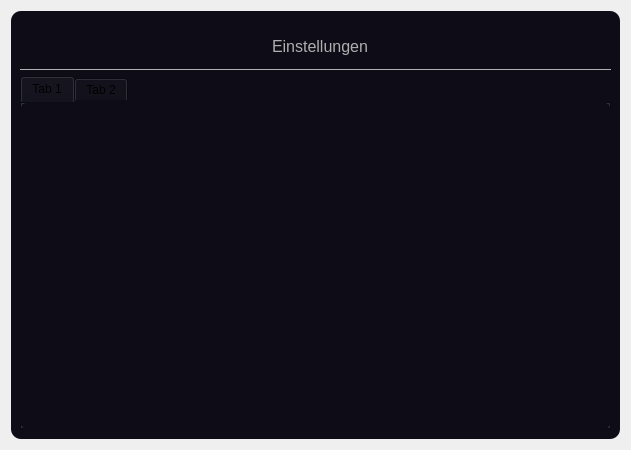
Crizzly57/EncryptData, file settings.ui: the form before one commit.
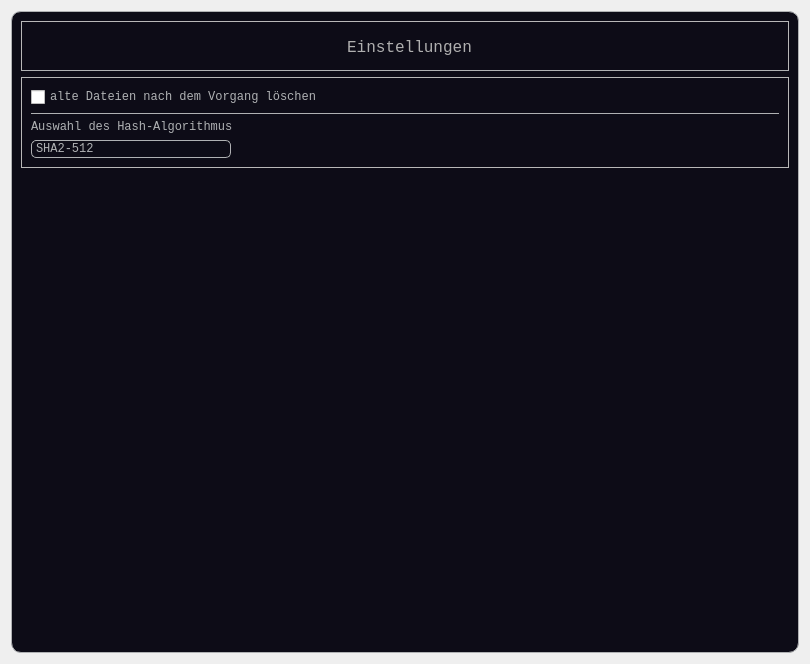
The form after the commit. Icons and pictures are not drawn.

Commit message: added function for show settings dialog edited style of the settings dialog

Patch:
```diff
--- a/settings.ui
+++ b/settings.ui
@@ -6,10 +6,47 @@
    <rect>
     <x>0</x>
     <y>0</y>
-    <width>627</width>
-    <height>450</height>
+    <width>810</width>
+    <height>664</height>
    </rect>
   </property>
+  <property name="palette">
+   <palette>
+    <active>
+     <colorrole role="WindowText">
+      <brush brushstyle="SolidPattern">
+       <color alpha="255">
+        <red>175</red>
+        <green>177</green>
+        <blue>179</blue>
+       </color>
+      </brush>
+     </colorrole>
+    </active>
+    <inactive>
+     <colorrole role="WindowText">
+      <brush brushstyle="SolidPattern">
+       <color alpha="255">
+        <red>175</red>
+        <green>177</green>
+        <blue>179</blue>
+       </color>
+      </brush>
+     </colorrole>
+    </inactive>
+    <disabled>
+     <colorrole role="WindowText">
+      <brush brushstyle="SolidPattern">
+       <color alpha="255">
+        <red>120</red>
+        <green>120</green>
+        <blue>120</blue>
+       </color>
+      </brush>
+     </colorrole>
+    </disabled>
+   </palette>
+  </property>
   <property name="windowTitle">
    <string>Dialog</string>
   </property>
@@ -20,8 +57,47 @@
    <item>
     <widget class="QFrame" name="main_frame">
      <property name="styleSheet">
-      <string notr="true">background-color: rgb(13, 12, 23);
-border-radius: 10px;</string>
+      <string notr="true">QFrame#main_frame{
+	background-color: rgb(13, 12, 23);
+	border-radius: 10px;
+	border: 1px solid;
+	border-color: rgb(175, 177, 179);
+}
+QPushButton{
+	border-radius: 10px;
+}
+QPushButton:hover{
+	background-color: rgb(67, 67, 67);
+}
+QLabel{
+	color: #afb1b3;
+}
+QComboBox{
+	border: 1px solid;
+	border-color: rgb(175, 177, 179);
+	border-radius: 5px;	
+	background-color: rgb(13, 12, 23);
+	color: #afb1b3;
+}
+QComboBox QAbstractItemView {
+	outline: 0px;
+	color: #afb1b3;
+	border: 1px solid gray;
+	selection-background-color: rgba(13, 12, 23, 100);
+	background-color: rgb(13, 12, 23);
+}
+QComboBox::drop-down:button{
+	border: none;
+}
+QComboBox::down-arrow{
+	image: url(:/icons/icons/arrow-down.svg);
+	width: 15px;
+	height: 15px;
+}
+QCheckBox{
+	color: #afb1b3;
+}
+</string>
      </property>
      <property name="frameShape">
       <enum>QFrame::StyledPanel</enum>
@@ -29,8 +105,8 @@
      <property name="frameShadow">
       <enum>QFrame::Raised</enum>
      </property>
-     <layout class="QGridLayout" name="gridLayout">
-      <item row="0" column="0" alignment="Qt::AlignTop">
+     <layout class="QVBoxLayout" name="verticalLayout_2">
+      <item>
        <widget class="QFrame" name="header">
         <property name="minimumSize">
          <size>
@@ -898,6 +974,7 @@
               </property>
               <property name="font">
                <font>
+                <family>Courier New</family>
                 <pointsize>12</pointsize>
                </font>
               </property>
@@ -1890,21 +1967,664 @@
         </layout>
        </widget>
       </item>
-      <item row="1" column="0">
-       <widget class="QTabWidget" name="tabWidget">
-        <property name="currentIndex">
-         <number>0</number>
+      <item alignment="Qt::AlignTop">
+       <widget class="QFrame" name="frame_2">
+        <property name="frameShape">
+         <enum>QFrame::StyledPanel</enum>
         </property>
-        <widget class="QWidget" name="tab">
-         <attribute name="title">
-          <string>Tab 1</string>
-         </attribute>
-        </widget>
-        <widget class="QWidget" name="tab_2">
-         <attribute name="title">
-          <string>Tab 2</string>
-         </attribute>
-        </widget>
+        <property name="frameShadow">
+         <enum>QFrame::Raised</enum>
+        </property>
+        <layout class="QVBoxLayout" name="verticalLayout_3">
+         <item>
+          <widget class="QCheckBox" name="checkBox">
+           <property name="palette">
+            <palette>
+             <active>
+              <colorrole role="WindowText">
+               <brush brushstyle="SolidPattern">
+                <color alpha="255">
+                 <red>175</red>
+                 <green>177</green>
+                 <blue>179</blue>
+                </color>
+               </brush>
+              </colorrole>
+              <colorrole role="Text">
+               <brush brushstyle="SolidPattern">
+                <color alpha="255">
+                 <red>175</red>
+                 <green>177</green>
+                 <blue>179</blue>
+                </color>
+               </brush>
+              </colorrole>
+              <colorrole role="ButtonText">
+               <brush brushstyle="SolidPattern">
+                <color alpha="255">
+                 <red>175</red>
+                 <green>177</green>
+                 <blue>179</blue>
+                </color>
+               </brush>
+              </colorrole>
+              <colorrole role="PlaceholderText">
+               <brush brushstyle="NoBrush">
+                <color alpha="128">
+                 <red>175</red>
+                 <green>177</green>
+                 <blue>179</blue>
+                </color>
+               </brush>
+              </colorrole>
+             </active>
+             <inactive>
+              <colorrole role="WindowText">
+               <brush brushstyle="SolidPattern">
+                <color alpha="255">
+                 <red>175</red>
+                 <green>177</green>
+                 <blue>179</blue>
+                </color>
+               </brush>
+              </colorrole>
+              <colorrole role="Text">
+               <brush brushstyle="SolidPattern">
+                <color alpha="255">
+                 <red>175</red>
+                 <green>177</green>
+                 <blue>179</blue>
+                </color>
+               </brush>
+              </colorrole>
+              <colorrole role="ButtonText">
+               <brush brushstyle="SolidPattern">
+                <color alpha="255">
+                 <red>175</red>
+                 <green>177</green>
+                 <blue>179</blue>
+                </color>
+               </brush>
+              </colorrole>
+              <colorrole role="PlaceholderText">
+               <brush brushstyle="NoBrush">
+                <color alpha="128">
+                 <red>175</red>
+                 <green>177</green>
+                 <blue>179</blue>
+                </color>
+               </brush>
+              </colorrole>
+             </inactive>
+             <disabled>
+              <colorrole role="WindowText">
+               <brush brushstyle="SolidPattern">
+                <color alpha="255">
+                 <red>175</red>
+                 <green>177</green>
+                 <blue>179</blue>
+                </color>
+               </brush>
+              </colorrole>
+              <colorrole role="Text">
+               <brush brushstyle="SolidPattern">
+                <color alpha="255">
+                 <red>175</red>
+                 <green>177</green>
+                 <blue>179</blue>
+                </color>
+               </brush>
+              </colorrole>
+              <colorrole role="ButtonText">
+               <brush brushstyle="SolidPattern">
+                <color alpha="255">
+                 <red>175</red>
+                 <green>177</green>
+                 <blue>179</blue>
+                </color>
+               </brush>
+              </colorrole>
+              <colorrole role="PlaceholderText">
+               <brush brushstyle="NoBrush">
+                <color alpha="128">
+                 <red>175</red>
+                 <green>177</green>
+                 <blue>179</blue>
+                </color>
+               </brush>
+              </colorrole>
+             </disabled>
+            </palette>
+           </property>
+           <property name="font">
+            <font>
+             <family>Courier New</family>
+            </font>
+           </property>
+           <property name="text">
+            <string>alte Dateien nach dem Vorgang löschen</string>
+           </property>
+          </widget>
+         </item>
+         <item>
+          <widget class="Line" name="line_3">
+           <property name="sizePolicy">
+            <sizepolicy hsizetype="Expanding" vsizetype="Fixed">
+             <horstretch>0</horstretch>
+             <verstretch>0</verstretch>
+            </sizepolicy>
+           </property>
+           <property name="minimumSize">
+            <size>
+             <width>591</width>
+             <height>0</height>
+            </size>
+           </property>
+           <property name="maximumSize">
+            <size>
+             <width>16777215</width>
+             <height>1</height>
+            </size>
+           </property>
+           <property name="palette">
+            <palette>
+             <active>
+              <colorrole role="Button">
+               <brush brushstyle="SolidPattern">
+                <color alpha="255">
+                 <red>175</red>
+                 <green>177</green>
+                 <blue>179</blue>
+                </color>
+               </brush>
+              </colorrole>
+              <colorrole role="Base">
+               <brush brushstyle="SolidPattern">
+                <color alpha="255">
+                 <red>175</red>
+                 <green>177</green>
+                 <blue>179</blue>
+                </color>
+               </brush>
+              </colorrole>
+              <colorrole role="Window">
+               <brush brushstyle="SolidPattern">
+                <color alpha="255">
+                 <red>175</red>
+                 <green>177</green>
+                 <blue>179</blue>
+                </color>
+               </brush>
+              </colorrole>
+             </active>
+             <inactive>
+              <colorrole role="Button">
+               <brush brushstyle="SolidPattern">
+                <color alpha="255">
+                 <red>175</red>
+                 <green>177</green>
+                 <blue>179</blue>
+                </color>
+               </brush>
+              </colorrole>
+              <colorrole role="Base">
+               <brush brushstyle="SolidPattern">
+                <color alpha="255">
+                 <red>175</red>
+                 <green>177</green>
+                 <blue>179</blue>
+                </color>
+               </brush>
+              </colorrole>
+              <colorrole role="Window">
+               <brush brushstyle="SolidPattern">
+                <color alpha="255">
+                 <red>175</red>
+                 <green>177</green>
+                 <blue>179</blue>
+                </color>
+               </brush>
+              </colorrole>
+             </inactive>
+             <disabled>
+              <colorrole role="Button">
+               <brush brushstyle="SolidPattern">
+                <color alpha="255">
+                 <red>175</red>
+                 <green>177</green>
+                 <blue>179</blue>
+                </color>
+               </brush>
+              </colorrole>
+              <colorrole role="Base">
+               <brush brushstyle="SolidPattern">
+                <color alpha="255">
+                 <red>175</red>
+                 <green>177</green>
+                 <blue>179</blue>
+                </color>
+               </brush>
+              </colorrole>
+              <colorrole role="Window">
+               <brush brushstyle="SolidPattern">
+                <color alpha="255">
+                 <red>175</red>
+                 <green>177</green>
+                 <blue>179</blue>
+                </color>
+               </brush>
+              </colorrole>
+             </disabled>
+            </palette>
+           </property>
+           <property name="styleSheet">
+            <string notr="true">background-color: rgb(175, 177, 179);</string>
+           </property>
+           <property name="lineWidth">
+            <number>0</number>
+           </property>
+           <property name="midLineWidth">
+            <number>0</number>
+           </property>
+           <property name="orientation">
+            <enum>Qt::Horizontal</enum>
+           </property>
+          </widget>
+         </item>
+         <item>
+          <widget class="QLabel" name="label_3">
+           <property name="maximumSize">
+            <size>
+             <width>16777215</width>
+             <height>30</height>
+            </size>
+           </property>
+           <property name="palette">
+            <palette>
+             <active>
+              <colorrole role="WindowText">
+               <brush brushstyle="SolidPattern">
+                <color alpha="255">
+                 <red>175</red>
+                 <green>177</green>
+                 <blue>179</blue>
+                </color>
+               </brush>
+              </colorrole>
+              <colorrole role="Text">
+               <brush brushstyle="SolidPattern">
+                <color alpha="255">
+                 <red>175</red>
+                 <green>177</green>
+                 <blue>179</blue>
+                </color>
+               </brush>
+              </colorrole>
+              <colorrole role="ButtonText">
+               <brush brushstyle="SolidPattern">
+                <color alpha="255">
+                 <red>175</red>
+                 <green>177</green>
+                 <blue>179</blue>
+                </color>
+               </brush>
+              </colorrole>
+              <colorrole role="PlaceholderText">
+               <brush brushstyle="NoBrush">
+                <color alpha="128">
+                 <red>175</red>
+                 <green>177</green>
+                 <blue>179</blue>
+                </color>
+               </brush>
+              </colorrole>
+             </active>
+             <inactive>
+              <colorrole role="WindowText">
+               <brush brushstyle="SolidPattern">
+                <color alpha="255">
+                 <red>175</red>
+                 <green>177</green>
+                 <blue>179</blue>
+                </color>
+               </brush>
+              </colorrole>
+              <colorrole role="Text">
+               <brush brushstyle="SolidPattern">
+                <color alpha="255">
+                 <red>175</red>
+                 <green>177</green>
+                 <blue>179</blue>
+                </color>
+               </brush>
+              </colorrole>
+              <colorrole role="ButtonText">
+               <brush brushstyle="SolidPattern">
+                <color alpha="255">
+                 <red>175</red>
+                 <green>177</green>
+                 <blue>179</blue>
+                </color>
+               </brush>
+              </colorrole>
+              <colorrole role="PlaceholderText">
+               <brush brushstyle="NoBrush">
+                <color alpha="128">
+                 <red>175</red>
+                 <green>177</green>
+                 <blue>179</blue>
+                </color>
+               </brush>
+              </colorrole>
+             </inactive>
+             <disabled>
+              <colorrole role="WindowText">
+               <brush brushstyle="SolidPattern">
+                <color alpha="255">
+                 <red>175</red>
+                 <green>177</green>
+                 <blue>179</blue>
+                </color>
+               </brush>
+              </colorrole>
+              <colorrole role="Text">
+               <brush brushstyle="SolidPattern">
+                <color alpha="255">
+                 <red>175</red>
+                 <green>177</green>
+                 <blue>179</blue>
+                </color>
+               </brush>
+              </colorrole>
+              <colorrole role="ButtonText">
+               <brush brushstyle="SolidPattern">
+                <color alpha="255">
+                 <red>175</red>
+                 <green>177</green>
+                 <blue>179</blue>
+                </color>
+               </brush>
+              </colorrole>
+              <colorrole role="PlaceholderText">
+               <brush brushstyle="NoBrush">
+                <color alpha="128">
+                 <red>175</red>
+                 <green>177</green>
+                 <blue>179</blue>
+                </color>
+               </brush>
+              </colorrole>
+             </disabled>
+            </palette>
+           </property>
+           <property name="font">
+            <font>
+             <family>Courier New</family>
+            </font>
+           </property>
+           <property name="text">
+            <string>Auswahl des Hash-Algorithmus</string>
+           </property>
+          </widget>
+         </item>
+         <item>
+          <widget class="QComboBox" name="comboBox">
+           <property name="maximumSize">
+            <size>
+             <width>200</width>
+             <height>16777215</height>
+            </size>
+           </property>
+           <property name="palette">
+            <palette>
+             <active>
+              <colorrole role="WindowText">
+               <brush brushstyle="SolidPattern">
+                <color alpha="255">
+                 <red>175</red>
+                 <green>177</green>
+                 <blue>179</blue>
+                </color>
+               </brush>
+              </colorrole>
+              <colorrole role="Button">
+               <brush brushstyle="SolidPattern">
+                <color alpha="255">
+                 <red>13</red>
+                 <green>12</green>
+                 <blue>23</blue>
+                </color>
+               </brush>
+              </colorrole>
+              <colorrole role="Text">
+               <brush brushstyle="SolidPattern">
+                <color alpha="255">
+                 <red>175</red>
+                 <green>177</green>
+                 <blue>179</blue>
+                </color>
+               </brush>
+              </colorrole>
+              <colorrole role="ButtonText">
+               <brush brushstyle="SolidPattern">
+                <color alpha="255">
+                 <red>175</red>
+                 <green>177</green>
+                 <blue>179</blue>
+                </color>
+               </brush>
+              </colorrole>
+              <colorrole role="Base">
+               <brush brushstyle="SolidPattern">
+                <color alpha="255">
+                 <red>13</red>
+                 <green>12</green>
+                 <blue>23</blue>
+                </color>
+               </brush>
+              </colorrole>
+              <colorrole role="Window">
+               <brush brushstyle="SolidPattern">
+                <color alpha="255">
+                 <red>13</red>
+                 <green>12</green>
+                 <blue>23</blue>
+                </color>
+               </brush>
+              </colorrole>
+              <colorrole role="PlaceholderText">
+               <brush brushstyle="NoBrush">
+                <color alpha="128">
+                 <red>175</red>
+                 <green>177</green>
+                 <blue>179</blue>
+                </color>
+               </brush>
+              </colorrole>
+             </active>
+             <inactive>
+              <colorrole role="WindowText">
+               <brush brushstyle="SolidPattern">
+                <color alpha="255">
+                 <red>175</red>
+                 <green>177</green>
+                 <blue>179</blue>
+                </color>
+               </brush>
+              </colorrole>
+              <colorrole role="Button">
+               <brush brushstyle="SolidPattern">
+                <color alpha="255">
+                 <red>13</red>
+                 <green>12</green>
+                 <blue>23</blue>
+                </color>
+               </brush>
+              </colorrole>
+              <colorrole role="Text">
+               <brush brushstyle="SolidPattern">
+                <color alpha="255">
+                 <red>175</red>
+                 <green>177</green>
+                 <blue>179</blue>
+                </color>
+               </brush>
+              </colorrole>
+              <colorrole role="ButtonText">
+               <brush brushstyle="SolidPattern">
+                <color alpha="255">
+                 <red>175</red>
+                 <green>177</green>
+                 <blue>179</blue>
+                </color>
+               </brush>
+              </colorrole>
+              <colorrole role="Base">
+               <brush brushstyle="SolidPattern">
+                <color alpha="255">
+                 <red>13</red>
+                 <green>12</green>
+                 <blue>23</blue>
+                </color>
+               </brush>
+              </colorrole>
+              <colorrole role="Window">
+               <brush brushstyle="SolidPattern">
+                <color alpha="255">
+                 <red>13</red>
+                 <green>12</green>
+                 <blue>23</blue>
+                </color>
+               </brush>
+              </colorrole>
+              <colorrole role="PlaceholderText">
+               <brush brushstyle="NoBrush">
+                <color alpha="128">
+                 <red>175</red>
+                 <green>177</green>
+                 <blue>179</blue>
+                </color>
+               </brush>
+              </colorrole>
+             </inactive>
+             <disabled>
+              <colorrole role="WindowText">
+               <brush brushstyle="SolidPattern">
+                <color alpha="255">
+                 <red>175</red>
+                 <green>177</green>
+                 <blue>179</blue>
+                </color>
+               </brush>
+              </colorrole>
+              <colorrole role="Button">
+               <brush brushstyle="SolidPattern">
+                <color alpha="255">
+                 <red>13</red>
+                 <green>12</green>
+                 <blue>23</blue>
+                </color>
+               </brush>
+              </colorrole>
+              <colorrole role="Text">
+               <brush brushstyle="SolidPattern">
+                <color alpha="255">
+                 <red>175</red>
+                 <green>177</green>
+                 <blue>179</blue>
+                </color>
+               </brush>
+              </colorrole>
+              <colorrole role="ButtonText">
+               <brush brushstyle="SolidPattern">
+                <color alpha="255">
+                 <red>175</red>
+                 <green>177</green>
+                 <blue>179</blue>
+                </color>
+               </brush>
+              </colorrole>
+              <colorrole role="Base">
+               <brush brushstyle="SolidPattern">
+                <color alpha="255">
+                 <red>13</red>
+                 <green>12</green>
+                 <blue>23</blue>
+                </color>
+               </brush>
+              </colorrole>
+              <colorrole role="Window">
+               <brush brushstyle="SolidPattern">
+                <color alpha="255">
+                 <red>13</red>
+                 <green>12</green>
+                 <blue>23</blue>
+                </color>
+               </brush>
+              </colorrole>
+              <colorrole role="PlaceholderText">
+               <brush brushstyle="NoBrush">
+                <color alpha="128">
+                 <red>175</red>
+                 <green>177</green>
+                 <blue>179</blue>
+                </color>
+               </brush>
+              </colorrole>
+             </disabled>
+            </palette>
+           </property>
+           <property name="font">
+            <font>
+             <family>Courier New</family>
+            </font>
+           </property>
+           <property name="currentIndex">
+            <number>3</number>
+           </property>
+           <item>
+            <property name="text">
+             <string>SHA2-224</string>
+            </property>
+           </item>
+           <item>
+            <property name="text">
+             <string>SHA2-256</string>
+            </property>
+           </item>
+           <item>
+            <property name="text">
+             <string>SHA2-384</string>
+            </property>
+           </item>
+           <item>
+            <property name="text">
+             <string>SHA2-512</string>
+            </property>
+           </item>
+           <item>
+            <property name="text">
+             <string>SHA3-224</string>
+            </property>
+           </item>
+           <item>
+            <property name="text">
+             <string>SHA3-256</string>
+            </property>
+           </item>
+           <item>
+            <property name="text">
+             <string>SHA3-384</string>
+            </property>
+           </item>
+           <item>
+            <property name="text">
+             <string>SHA3-512</string>
+            </property>
+           </item>
+          </widget>
+         </item>
+        </layout>
        </widget>
       </item>
      </layout>
```
Left out of the diff: 2 changed lines with no effect on the pictures. The commit also changes 4 other files.
